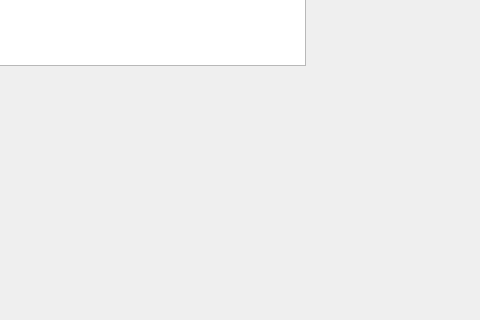
This is dlgmain.ui in fabiogherardi/DbaseCommPy as Qt 5 draws it before an edit; both pictures show x 455 to 935 and y 415 to 735 of the 935 by 735 pixel window. The edited form follows.
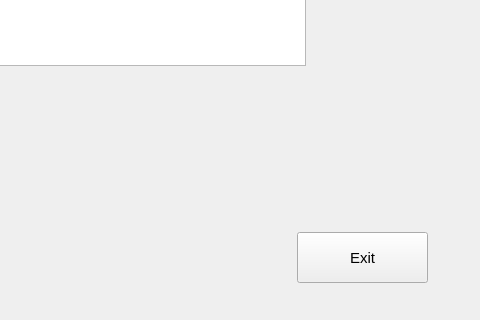
This is the edited form.

Commit message: Versione con Pulsante Exit

Patch:
```diff
--- a/dlgmain.ui
+++ b/dlgmain.ui
@@ -88,6 +88,24 @@
     </property>
    </column>
   </widget>
+  <widget class="QPushButton" name="btnexit">
+   <property name="geometry">
+    <rect>
+     <x>752</x>
+     <y>647</y>
+     <width>131</width>
+     <height>51</height>
+    </rect>
+   </property>
+   <property name="font">
+    <font>
+     <pointsize>11</pointsize>
+    </font>
+   </property>
+   <property name="text">
+    <string>Exit</string>
+   </property>
+  </widget>
  </widget>
  <resources/>
  <connections/>
```
Left out of the diff: 22 changed lines with no effect on the pictures. The commit also changes 3 other files.
